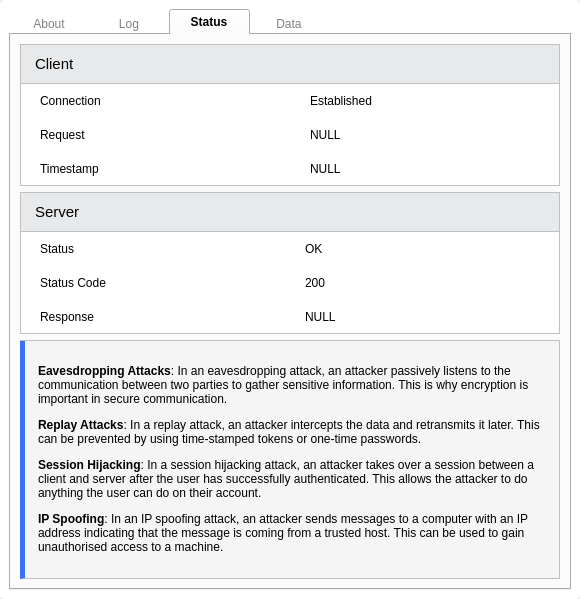
The window that src/views/component_views/authenticate_info_view.ui (devforgely/MFA-Simulator) describes before a commit, drawn with Qt 5.
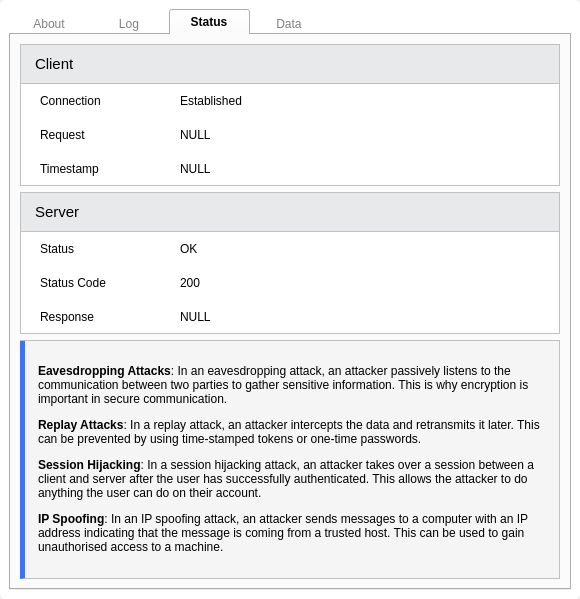
The same window after the commit. The open tabs and pages were chosen to show the change.

Patch:
```diff
--- a/src/views/component_views/authenticate_info_view.ui
+++ b/src/views/component_views/authenticate_info_view.ui
@@ -273,11 +273,20 @@
                <property name="bottomMargin">
                 <number>10</number>
                </property>
-               <property name="spacing">
+               <property name="horizontalSpacing">
+                <number>10</number>
+               </property>
+               <property name="verticalSpacing">
                 <number>20</number>
                </property>
                <item row="1" column="0">
                 <widget class="QLabel" name="label_5">
+                 <property name="maximumSize">
+                  <size>
+                   <width>130</width>
+                   <height>16777215</height>
+                  </size>
+                 </property>
                  <property name="text">
                   <string>Request</string>
                  </property>
@@ -285,6 +294,12 @@
                </item>
                <item row="0" column="0">
                 <widget class="QLabel" name="label">
+                 <property name="maximumSize">
+                  <size>
+                   <width>130</width>
+                   <height>16777215</height>
+                  </size>
+                 </property>
                  <property name="text">
                   <string>Connection</string>
                  </property>
@@ -306,6 +321,12 @@
                </item>
                <item row="2" column="0">
                 <widget class="QLabel" name="label_7">
+                 <property name="maximumSize">
+                  <size>
+                   <width>130</width>
+                   <height>16777215</height>
+                  </size>
+                 </property>
                  <property name="text">
                   <string>Timestamp</string>
                  </property>
@@ -383,6 +404,12 @@
                </item>
                <item row="0" column="0">
                 <widget class="QLabel" name="label_9">
+                 <property name="maximumSize">
+                  <size>
+                   <width>130</width>
+                   <height>16777215</height>
+                  </size>
+                 </property>
                  <property name="text">
                   <string>Status</string>
                  </property>
@@ -390,6 +417,12 @@
                </item>
                <item row="2" column="0">
                 <widget class="QLabel" name="label_11">
+                 <property name="maximumSize">
+                  <size>
+                   <width>130</width>
+                   <height>16777215</height>
+                  </size>
+                 </property>
                  <property name="text">
                   <string>Response</string>
                  </property>
@@ -404,6 +437,12 @@
                </item>
                <item row="1" column="0">
                 <widget class="QLabel" name="label_13">
+                 <property name="maximumSize">
+                  <size>
+                   <width>130</width>
+                   <height>16777215</height>
+                  </size>
+                 </property>
                  <property name="text">
                   <string>Status Code</string>
                  </property>
```
Left out of the diff: 6 changed lines with no effect on the pictures.
